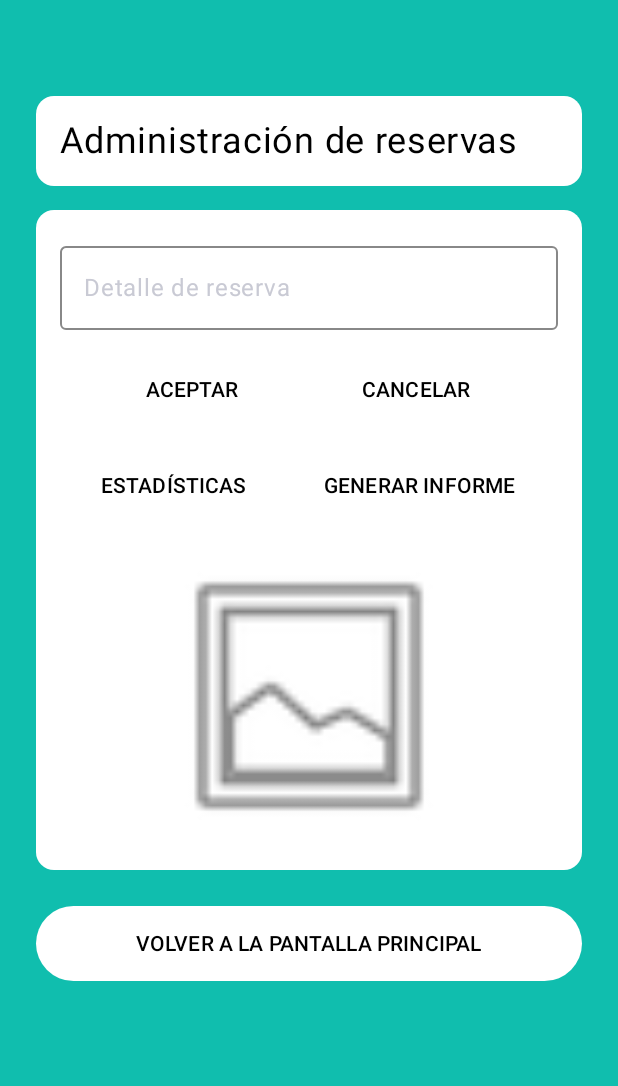
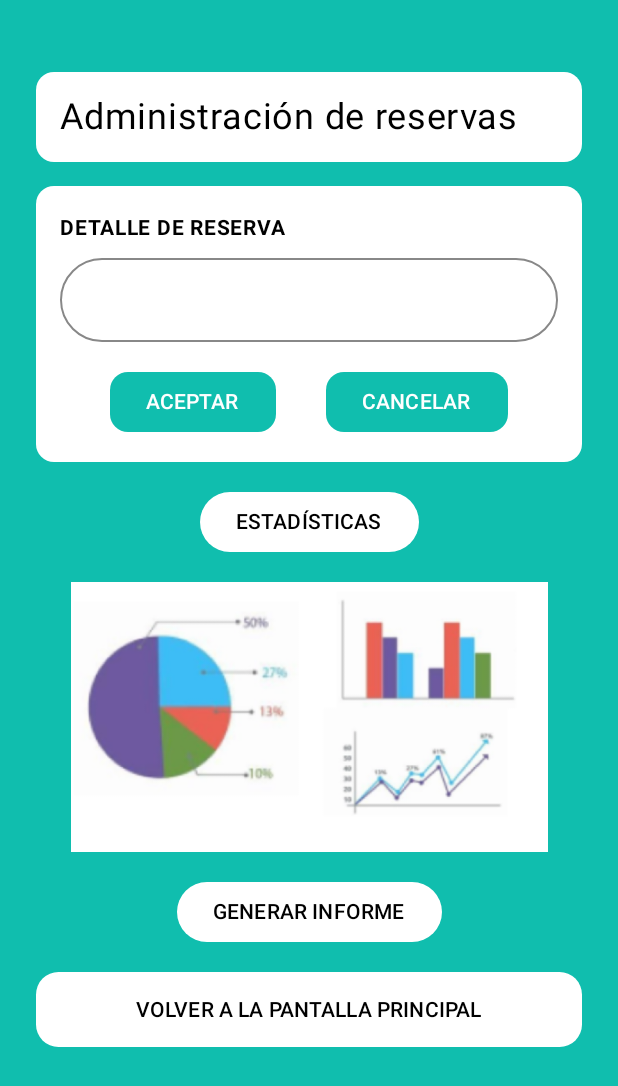
Before and after one commit to 1ACC0238-2510-346-G3-EazyLogistics/Android-Studio, an Android app built with Jetpack Compose: the DetalleReservaScreen screen opened through its navigation route, on a phone screen of 412 x 824 dp. Shown: the top 1086 px of the screen. Run offline under Robolectric (Android 15) with nearby library versions, the phone set to English and light mode, and no system bars.

Commit message:
add: detallereserva images

```diff
--- a/LogisticMaster/app/src/main/java/pe/edu/upc/logisticmaster/presentation/view/DetalleReservaScreen.kt
+++ b/LogisticMaster/app/src/main/java/pe/edu/upc/logisticmaster/presentation/view/DetalleReservaScreen.kt
@@ -3,8 +3,10 @@ package pe.edu.upc.logisticmaster.presentation.view
 import androidx.compose.foundation.Image
 import androidx.compose.foundation.background
 import androidx.compose.foundation.layout.*
+import androidx.compose.foundation.shape.RoundedCornerShape
 import androidx.compose.material.*
 import androidx.compose.material3.Button
+import androidx.compose.material3.ButtonDefaults
 import androidx.compose.material3.Card
 import androidx.compose.material3.CardDefaults
 import androidx.compose.material3.OutlinedTextField
@@ -19,12 +21,17 @@ import androidx.compose.ui.unit.sp
 import androidx.navigation.NavController
 import pe.edu.upc.logisticmaster.presentation.navigation.Routes
 import androidx.compose.material3.OutlinedTextFieldDefaults
+import androidx.compose.material3.TextFieldDefaults
+import androidx.compose.ui.text.font.FontWeight
+import pe.edu.upc.logisticmaster.R
+
 
 
 @Composable
 fun DetalleReservaScreen(navController: NavController) {
     val backgroundColor = Color(0xFF10BEAE)
     val cardColor = Color.White
+    val accentColor = Color(0xFF10BEAE)
     val textColor = Color.Black
 
     var detalle by remember { mutableStateOf("") }
@@ -36,118 +43,128 @@ fun DetalleReservaScreen(navController: NavController) {
             .padding(24.dp),
         horizontalAlignment = Alignment.CenterHorizontally
     ) {
-        Spacer(modifier = Modifier.height(40.dp))
+        Spacer(modifier = Modifier.height(24.dp))
 
-        // Título
+        // Card título
         Card(
             colors = CardDefaults.cardColors(containerColor = cardColor),
-            modifier = Modifier.fillMaxWidth()
+            modifier = Modifier.fillMaxWidth(),
         ) {
             Text(
                 text = "Administración de reservas",
                 fontSize = 24.sp,
                 color = textColor,
-                modifier = Modifier.padding(16.dp)
+                modifier = Modifier.padding(16.dp),
             )
         }
 
         Spacer(modifier = Modifier.height(16.dp))
 
-        // Contenedor blanco para campos y acciones
+        // Card campos y botones
         Card(
             colors = CardDefaults.cardColors(containerColor = cardColor),
-            modifier = Modifier.fillMaxWidth()
+            modifier = Modifier.fillMaxWidth(),
         ) {
             Column(
                 modifier = Modifier.padding(16.dp),
                 horizontalAlignment = Alignment.CenterHorizontally
             ) {
-                // Campo de detalle
+                Text(
+                    text = "DETALLE DE RESERVA",
+                    fontSize = 14.sp,
+                    fontWeight = FontWeight.Bold,
+                    color = textColor,
+                    modifier = Modifier
+                        .align(Alignment.Start)
+                        .padding(bottom = 8.dp)
+                )
+
                 OutlinedTextField(
                     value = detalle,
                     onValueChange = { detalle = it },
-                    label = { Text("Detalle de reserva") },
-                    modifier = Modifier.fillMaxWidth(),
+                    modifier = Modifier
+                        .fillMaxWidth()
+                        .padding(bottom = 16.dp),
+                    shape = RoundedCornerShape(50.dp),
                     colors = OutlinedTextFieldDefaults.colors(
+                        focusedBorderColor = accentColor,
+                        unfocusedBorderColor = Color.Gray,
                         focusedContainerColor = cardColor,
-                        unfocusedContainerColor = cardColor,
-                        unfocusedBorderColor = Color.Gray,
-                        focusedBorderColor = backgroundColor
+                        unfocusedContainerColor = cardColor
                     )
                 )
-                Spacer(modifier = Modifier.height(16.dp))
-
-                // Botones de acción
-                Row(
-                    modifier = Modifier.fillMaxWidth(),
-                    horizontalArrangement = Arrangement.SpaceEvenly
-                ) {
-                    Button(
-                        onClick = { /* Aceptar lógica */ },
-                        colors = androidx.compose.material3.ButtonDefaults.buttonColors(containerColor = Color.White)
-                    ) {
-                        Text("ACEPTAR", color = Color.Black)
-                    }
-
-                    Button(
-                        onClick = { /* Cancelar lógica */ },
-                        colors = androidx.compose.material3.ButtonDefaults.buttonColors(containerColor = Color.White)
-                    ) {
-                        Text("CANCELAR", color = Color.Black)
-                    }
-                }
-
-                Spacer(modifier = Modifier.height(16.dp))
 
                 Row(
                     modifier = Modifier.fillMaxWidth(),
                     horizontalArrangement = Arrangement.SpaceEvenly
                 ) {
                     Button(
-                        onClick = { /* Estadísticas */ },
-                        colors = androidx.compose.material3.ButtonDefaults.buttonColors(containerColor = Color.White)
+                        onClick = { /* Acción aceptar */ },
+                        colors = ButtonDefaults.buttonColors(containerColor = accentColor),
+                        shape = RoundedCornerShape(12.dp)
                     ) {
-                        Text("ESTADÍSTICAS", color = Color.Black)
+                        Text("ACEPTAR", color = Color.White)
                     }
 
                     Button(
-                        onClick = {
-                            navController.navigate(Routes.Reports.route)
-                        },
-                        colors = androidx.compose.material3.ButtonDefaults.buttonColors(containerColor = Color.White)
+                        onClick = { /* Acción cancelar */ },
+                        colors = ButtonDefaults.buttonColors(containerColor = accentColor),
+                        shape = RoundedCornerShape(12.dp)
                     ) {
-                        Text("GENERAR INFORME", color = Color.Black)
+                        Text("CANCELAR", color = Color.White)
+                    }
+                }
             }
         }
 
         Spacer(modifier = Modifier.height(16.dp))
 
-                // Imagen decorativa
+        // Botón ESTADÍSTICAS
+        Button(
+            onClick = { /* Acción estadísticas */ },
+            colors = ButtonDefaults.buttonColors(containerColor = Color.White),
+            shape = RoundedCornerShape(50),
+        ) {
+            Text("ESTADÍSTICAS", color = textColor)
+        }
+
+        Spacer(modifier = Modifier.height(16.dp))
+
+        // Imagen personalizada
         Image(
-                    painter = painterResource(id = android.R.drawable.ic_menu_gallery),
+            painter = painterResource(id = R.drawable.estadisticas), // ← debes ponerla en `res/drawable`
             contentDescription = "Estadísticas",
             modifier = Modifier
-                        .height(200.dp)
+                .height(180.dp)
                 .fillMaxWidth()
         )
-            }
+
+        Spacer(modifier = Modifier.height(16.dp))
+
+        // Botón GENERAR INFORME
+        Button(
+            onClick = { navController.navigate(Routes.Reports.route) },
+            colors = ButtonDefaults.buttonColors(containerColor = Color.White),
+            shape = RoundedCornerShape(50)
+        ) {
+            Text("GENERAR INFORME", color = textColor)
         }
 
-        Spacer(modifier = Modifier.height(24.dp))
+        Spacer(modifier = Modifier.height(16.dp))
 
-        // Botón volver
         Button(
             onClick = {
                 navController.navigate(Routes.Menu.route) {
                     popUpTo(Routes.ReservationDetail.route) { inclusive = true }
                 }
             },
-            colors = androidx.compose.material3.ButtonDefaults.buttonColors(containerColor = Color.White),
             modifier = Modifier
                 .fillMaxWidth()
-                .height(50.dp)
+                .height(50.dp),
+            colors = ButtonDefaults.buttonColors(containerColor = Color.White),
+            shape = RoundedCornerShape(30)
         ) {
-            Text("VOLVER A LA PANTALLA PRINCIPAL", color = Color.Black)
+            Text("VOLVER A LA PANTALLA PRINCIPAL", color = textColor)
         }
     }
 }
```
Also changed, not shown: LogisticMaster/app/src/main/res/drawable/estadisticas.png (added). Lines whose indentation alone changed are shown as unchanged.
